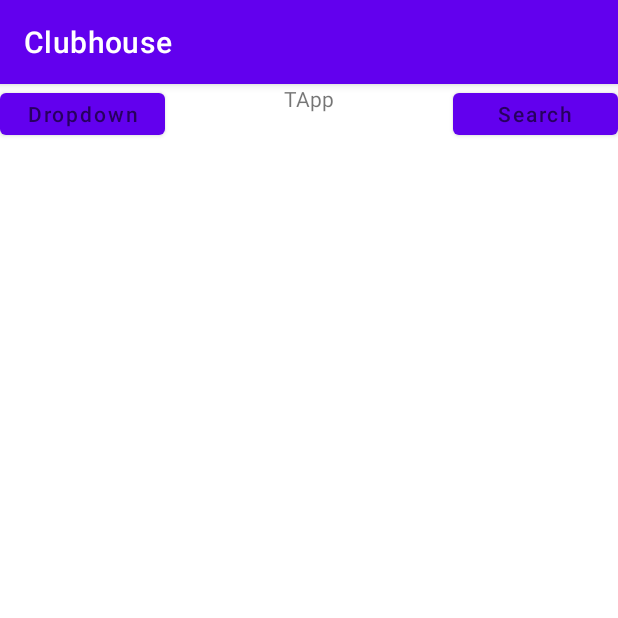
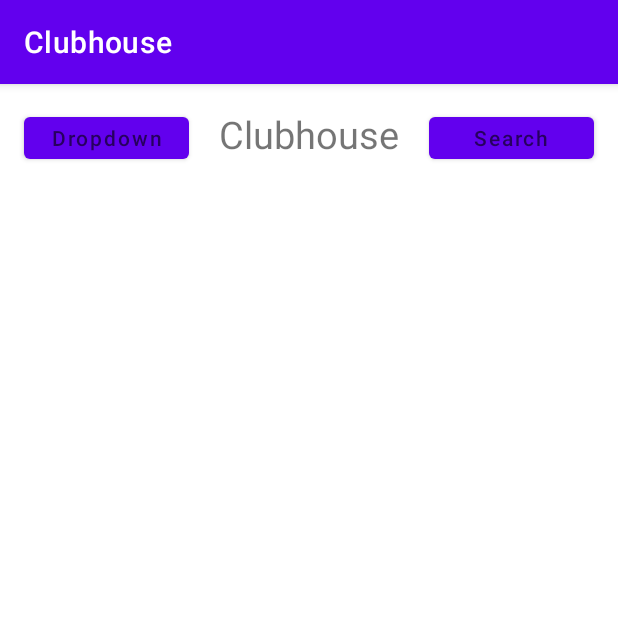
Before and after one commit to LeoSanitt/PolterGeorge, an Android app: the screen it shows after launch (MainActivity), on a phone screen of 412 x 824 dp, the top half of it. Run offline under Robolectric (Android 15) with nearby library versions, the phone set to English and light mode, and no system bars; 1 statement that could not run was skipped.

Commit message:
reformatting a little

```diff
--- a/app/src/main/res/layout/activity_main.xml
+++ b/app/src/main/res/layout/activity_main.xml
@@ -14,13 +14,16 @@
         app:layout_constraintEnd_toEndOf="parent"
         app:layout_constraintHorizontal_bias="1.0"
         app:layout_constraintStart_toStartOf="parent"
-        app:layout_constraintTop_toBottomOf="@+id/dropdownButton"
+        app:layout_constraintTop_toBottomOf="@+id/searchButton"
         app:layout_constraintVertical_bias="1.0" />
 
     <Button
         android:id="@+id/dropdownButton"
         android:layout_width="110dp"
         android:layout_height="40dp"
+        android:layout_marginStart="16dp"
+        android:layout_marginLeft="16dp"
+        android:layout_marginTop="16dp"
         android:hint="Dropdown"
         app:layout_constraintStart_toStartOf="parent"
         app:layout_constraintTop_toTopOf="parent" />
@@ -29,6 +32,9 @@
         android:id="@+id/searchButton"
         android:layout_width="110dp"
         android:layout_height="40dp"
+        android:layout_marginTop="16dp"
+        android:layout_marginEnd="16dp"
+        android:layout_marginRight="16dp"
         android:hint="Search"
         app:layout_constraintEnd_toEndOf="parent"
         app:layout_constraintTop_toTopOf="parent" />
@@ -37,7 +43,9 @@
         android:id="@+id/TappTitle"
         android:layout_width="wrap_content"
         android:layout_height="wrap_content"
-        android:text="TApp"
+        android:layout_marginTop="16dp"
+        android:text="Clubhouse"
+        android:textSize="25sp"
         app:layout_constraintEnd_toStartOf="@+id/searchButton"
         app:layout_constraintStart_toEndOf="@+id/dropdownButton"
         app:layout_constraintTop_toTopOf="parent" />
```
